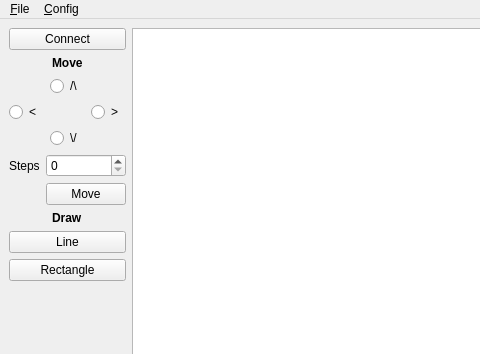
Before: the Qt Designer form src/mainwindow.ui in stvc/vxm-control, drawn with Qt 5; both pictures show x 0 to 480 and y 0 to 354 of the 866 by 486 pixel window.
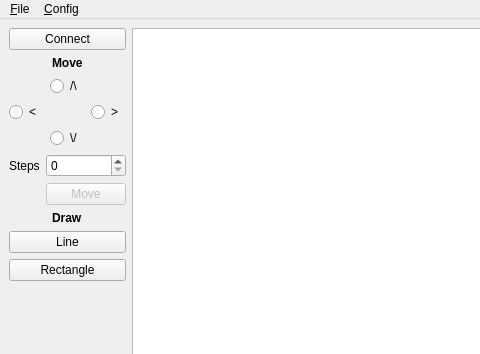
After: the same form once the commit is applied.

Diff of the .ui file:
```diff
--- a/src/mainwindow.ui
+++ b/src/mainwindow.ui
@@ -108,6 +108,9 @@
         </item>
         <item row="1" column="1">
          <widget class="QPushButton" name="btnDoMove">
+          <property name="enabled">
+           <bool>false</bool>
+          </property>
           <property name="text">
            <string>Move</string>
           </property>
```
